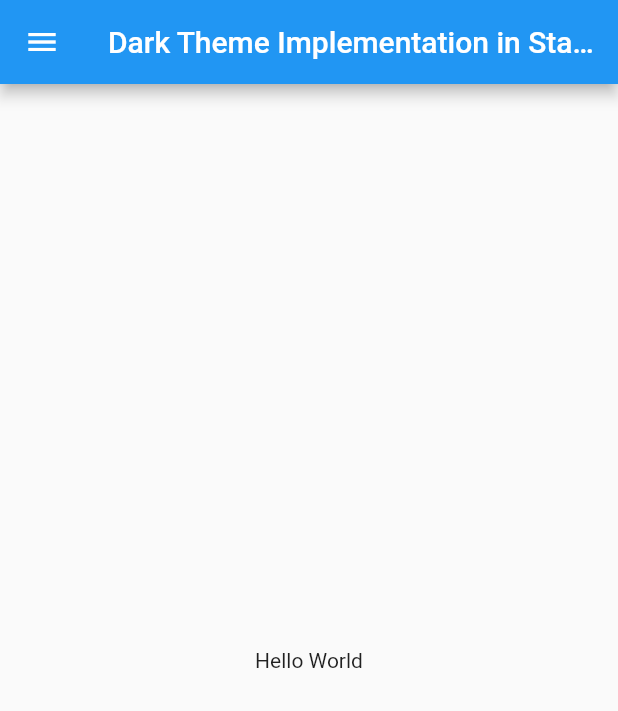
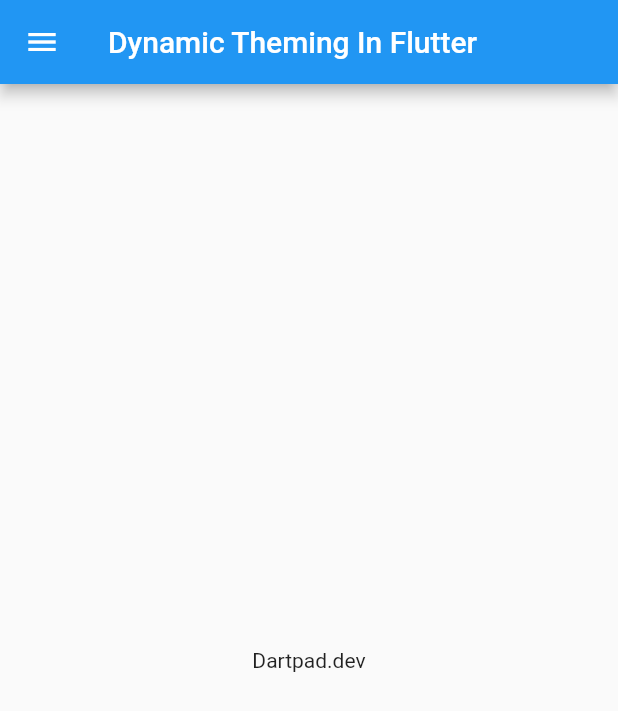
Before and after one commit to irahulcse/Dynamic_Theme_Enabled_Flutter, a Flutter app: the screen it shows after launch, on a phone screen of 412 x 824 dp. Shown: the top 711 px of the screen. Run offline on Flutter 3.47's test engine with Material 2 defaults, Android fonts, the phone set to English and light mode, and no system bars; statements that could not run were skipped.

Commit message:
Final Commit

```diff
--- a/lib/main.dart
+++ b/lib/main.dart
@@ -1,94 +1,37 @@
+import 'package:flutter/material.dart';
 import 'dart:async';
+void main() => runApp(MyApp());
 
-import 'package:flutter/material.dart';
-
-void main() => runApp(new MyApp());
-
-// class MyApp extends StatefulWidget {
-//   @override
-//   _MyAppState createState() => _MyAppState();
-// }
-
-// class _MyAppState extends State<MyApp> {
-
-//   bool darkThemeEnabled=false;
-
-//   @override
-//   Widget build(BuildContext context) {
-//     return MaterialApp(
-//       theme: darkThemeEnabled?ThemeData.dark():ThemeData.light(),
-//       home:  HomePage(),
-//     );
-//   }
-
-//   Widget HomePage() {
-//     return Scaffold(
-//       appBar: new AppBar(
-//         title: new Text("Dynamic Theming in Flutter"),
-//       ),
-//       body: Center(
-//         child: Text("Hello World!"),
-//       ),
-//       drawer: new Drawer(
-//         child: new ListView(
-//           children: <Widget>[
-//             ListTile(
-//               title: Text("Dark Theme"),
-//               trailing: Switch(
-//                 value: darkThemeEnabled,
-//                 onChanged: (changedTheme){
-//                  setState(() {
-//                    darkThemeEnabled=changedTheme;
-//                  });
-//                 },
-//               ),
-//             ),
-//           ],
-//         ),
-//       ),
-//     );
-//   }
-
-// }
-
+//Using Bloc
 class MyApp extends StatelessWidget {
-  //bool darkThemeEnabled = false;
   @override
   Widget build(BuildContext context) {
     return StreamBuilder(
       stream: bloc.darkThemeEnabled,
       initialData: false,
       builder: (context, snapshot) => MaterialApp(
-        theme: ThemeData.light(),
-        home: HomePage(snapshot.data),
-      ),
+          theme: snapshot.data ? ThemeData.dark() : ThemeData.light(),
+          home: HomePage(snapshot.data)),
     );
   }
+  //
 }
 
-class Bloc {
-  final _themeController = StreamController<bool>();
-  get changeTheme => _themeController.sink.add;
-  get darkThemeEnabled => _themeController.stream;
-}
-
-final bloc = Bloc();
-
-
 class HomePage extends StatelessWidget {
-  bool darkThemeEnabled;
+  final bool darkThemeEnabled;
 
   HomePage(this.darkThemeEnabled);
+
   @override
   Widget build(BuildContext context) {
     return Scaffold(
       appBar: AppBar(
-            title: Text("Dark Theme Implementation in Stateless Widget"),
+        title: Text("Dynamic Theming In Flutter"),
       ),
       body: Center(
-            child: Text("Hello World"),
+        child: Text("Dartpad.dev"),
       ),
-          drawer: new Drawer(
+      drawer: Drawer(
         child: ListView(
           children: <Widget>[
             ListTile(
@@ -104,3 +47,11 @@ class HomePage extends StatelessWidget {
     );
   }
 }
+
+class Bloc {
+  final _themeController = StreamController<bool>();
+  get changeTheme => _themeController.sink.add;
+  get darkThemeEnabled => _themeController.stream;
+}
+
+final bloc = Bloc();
```
Lines whose indentation alone changed are shown as unchanged.
